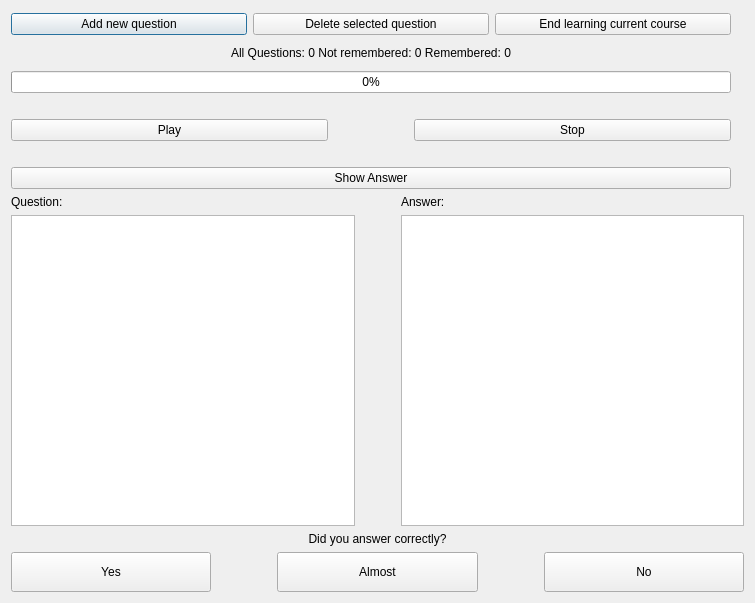
Above: LearningWindow.ui from wshknmt/QT-SuperMemo before the change. Below: the same form after it.
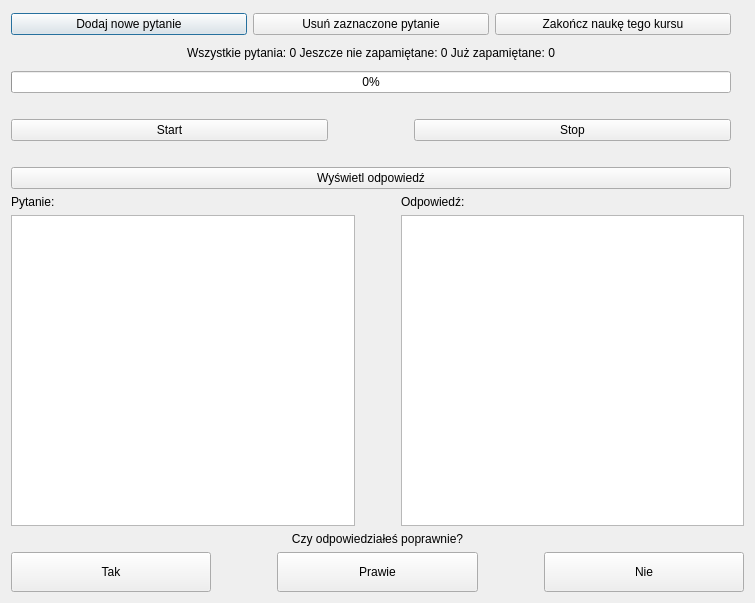
That is the form after the change.

What changed in the file:
```diff
--- a/LearningWindow.ui
+++ b/LearningWindow.ui
@@ -44,21 +44,21 @@
            <item>
             <widget class="QPushButton" name="newQuestionButton">
              <property name="text">
-              <string>Add new question</string>
+              <string>Dodaj nowe pytanie</string>
              </property>
             </widget>
            </item>
            <item>
             <widget class="QPushButton" name="deleteButton">
              <property name="text">
-              <string>Delete selected question</string>
+              <string>Usuń zaznaczone pytanie</string>
              </property>
             </widget>
            </item>
            <item>
             <widget class="QPushButton" name="endButton">
              <property name="text">
-              <string>End learning current course</string>
+              <string>Zakończ naukę tego kursu</string>
              </property>
             </widget>
            </item>
@@ -83,7 +83,7 @@
          <item>
           <widget class="QLabel" name="statusLabel">
            <property name="text">
-            <string>All Questions: 0 Not remembered: 0 Remembered: 0</string>
+            <string>Wszystkie pytania: 0 Jeszcze nie zapamiętane: 0 Już zapamiętane: 0</string>
            </property>
            <property name="alignment">
             <set>Qt::AlignCenter</set>
@@ -142,7 +142,7 @@
                 </sizepolicy>
                </property>
                <property name="text">
-                <string>Play</string>
+                <string>Start</string>
                </property>
               </widget>
              </item>
@@ -198,7 +198,7 @@
          <item>
           <widget class="QPushButton" name="showAnswerButton">
            <property name="text">
-            <string>Show Answer</string>
+            <string>Wyświetl odpowiedź</string>
            </property>
           </widget>
          </item>
@@ -226,7 +226,7 @@
          <item>
           <widget class="QLabel" name="label_2">
            <property name="text">
-            <string>Question:</string>
+            <string>Pytanie:</string>
            </property>
           </widget>
          </item>
@@ -263,7 +263,7 @@
          <item>
           <widget class="QLabel" name="label">
            <property name="text">
-            <string>Answer:</string>
+            <string>Odpowiedź:</string>
            </property>
           </widget>
          </item>
@@ -292,7 +292,7 @@
           </sizepolicy>
          </property>
          <property name="text">
-          <string>Did you answer correctly?</string>
+          <string>Czy odpowiedziałeś poprawnie?</string>
          </property>
          <property name="alignment">
           <set>Qt::AlignCenter</set>
@@ -316,7 +316,7 @@
             </size>
            </property>
            <property name="text">
-            <string>Yes</string>
+            <string>Tak</string>
            </property>
           </widget>
          </item>
@@ -351,7 +351,7 @@
             </size>
            </property>
            <property name="text">
-            <string>Almost</string>
+            <string>Prawie</string>
            </property>
           </widget>
          </item>
@@ -386,7 +386,7 @@
             </size>
            </property>
            <property name="text">
-            <string>No</string>
+            <string>Nie</string>
            </property>
           </widget>
          </item>
```
